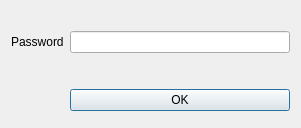
607011/Qt-SESAM, file ctSESAM/masterpassworddialog.ui: the form before one commit.
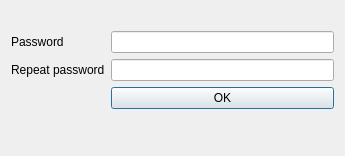
The form after the commit.

Commit message: Resolves issue #9.

```diff
--- a/ctSESAM/masterpassworddialog.ui
+++ b/ctSESAM/masterpassworddialog.ui
@@ -6,8 +6,8 @@
    <rect>
     <x>0</x>
     <y>0</y>
-    <width>301</width>
-    <height>119</height>
+    <width>345</width>
+    <height>156</height>
    </rect>
   </property>
   <property name="focusPolicy">
@@ -39,14 +39,14 @@
        </property>
       </widget>
      </item>
-     <item row="2" column="1">
+     <item row="3" column="1">
       <widget class="QPushButton" name="okPushButton">
        <property name="text">
         <string>OK</string>
        </property>
       </widget>
      </item>
-     <item row="3" column="1">
+     <item row="5" column="1">
       <spacer name="verticalSpacer">
        <property name="orientation">
         <enum>Qt::Vertical</enum>
@@ -60,6 +60,20 @@
       </spacer>
      </item>
      <item row="1" column="1">
+      <widget class="QLineEdit" name="repeatPasswordLineEdit">
+       <property name="echoMode">
+        <enum>QLineEdit::Password</enum>
+       </property>
+      </widget>
+     </item>
+     <item row="1" column="0">
+      <widget class="QLabel" name="repeatPasswordLabel">
+       <property name="text">
+        <string>Repeat password</string>
+       </property>
+      </widget>
+     </item>
+     <item row="4" column="1">
       <widget class="QLabel" name="strengthLabel">
        <property name="minimumSize">
         <size>
```
The commit also changes 2 other files.
